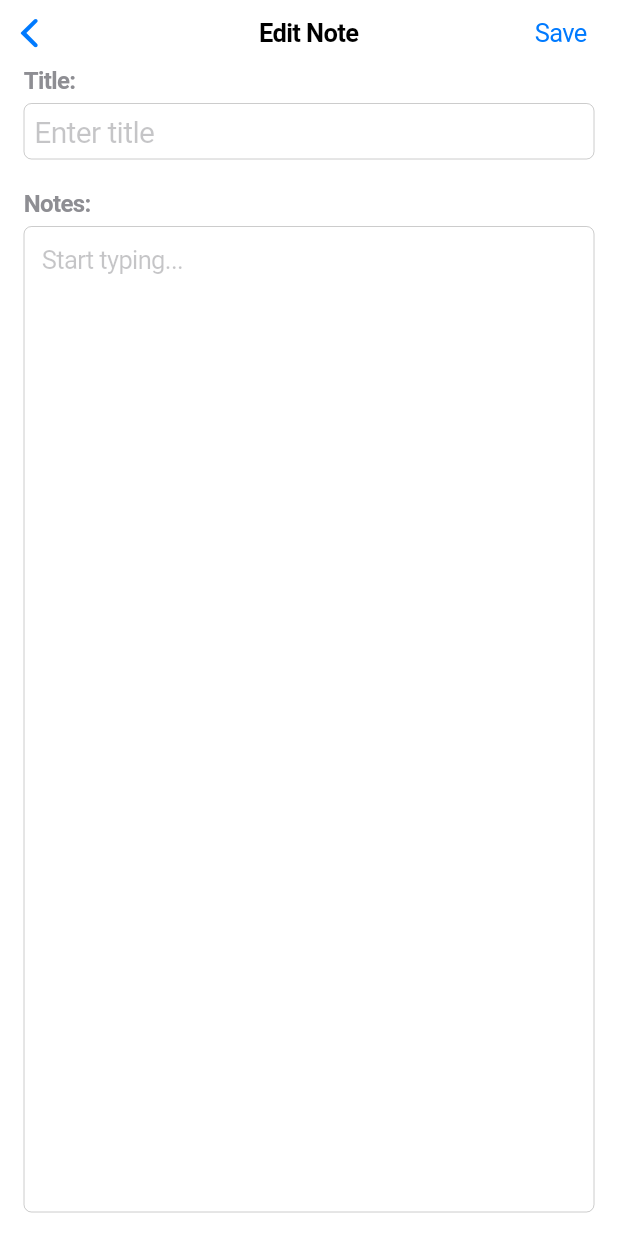
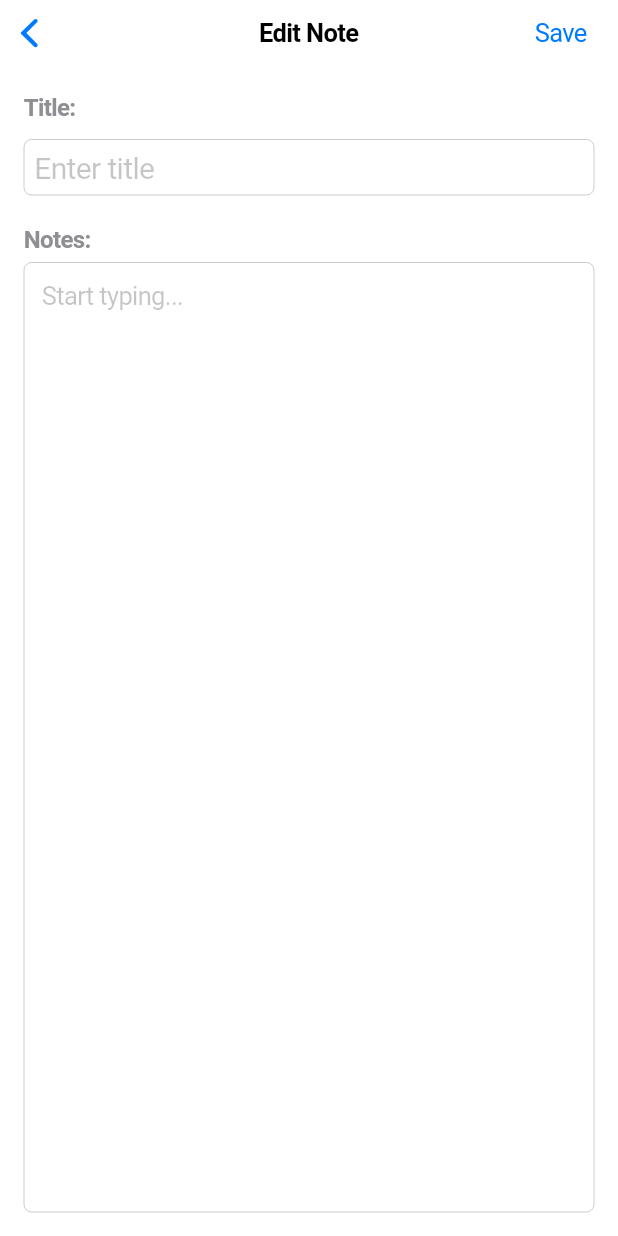
Before and after one commit to gamboa-romel-panlilio/NoteTodo, a Flutter app: the screen it shows after launch, after a tap on an icon or button, on a phone screen of 412 x 824 dp. Run offline on Flutter 3.47's test engine with Material 3 defaults, Android fonts, the phone set to English and light mode, and no system bars; our stand-ins replace hive_flutter; accounts and stored records are empty.

Commit message:
final edit by romel

```diff
--- a/lib/main.dart
+++ b/lib/main.dart
@@ -102,7 +102,7 @@ class _NotesAppState extends State<NotesApp> {
       }
     });
   }
- void addNote() {
+  void addNote() {
     String now = DateFormat('MMMM d, y • h:mm a').format(DateTime.now());
     final newNote = {
       "title": "",
@@ -236,7 +236,7 @@ class _NotesAppState extends State<NotesApp> {
       Navigator.pop(context); // Return to main notes page after unarchiving
     }
   }
- void _deleteArchivedNote(dynamic note) {
+  void _deleteArchivedNote(dynamic note) {
     final originalIndex = _allNotes.indexOf(note);
     if (originalIndex != -1) {
       setState(() {
@@ -378,7 +378,7 @@ class _NotesAppState extends State<NotesApp> {
                   ),
               ],
             ),
-  subtitle: Text(
+            subtitle: Text(
               '${note['date']} — ${note['content']}',
               style: TextStyle(color: widget.isDarkMode ? CupertinoColors.systemGrey : CupertinoColors.black),
               maxLines: 1,
@@ -497,7 +497,7 @@ class _NotesAppState extends State<NotesApp> {
           ],
         ),
       ),
-child: SafeArea(
+      child: SafeArea(
         child: Column(
           children: [
             Padding(
@@ -652,7 +652,7 @@ class _EditNotePageState extends State<EditNotePage> {
                 fontSize: 14,
               ),
             ),
-            const SizedBox(height: 12),
+            const SizedBox(height: 30), // Increased spacing here
             const Text(
               "Title:",
               style: TextStyle(
@@ -661,7 +661,7 @@ class _EditNotePageState extends State<EditNotePage> {
                 color: CupertinoColors.systemGrey,
               ),
             ),
-            const SizedBox(height: 6),
+            const SizedBox(height: 12), // Increased spacing here
             CupertinoTextField(
               controller: titleController,
               placeholder: "Enter title",
```
